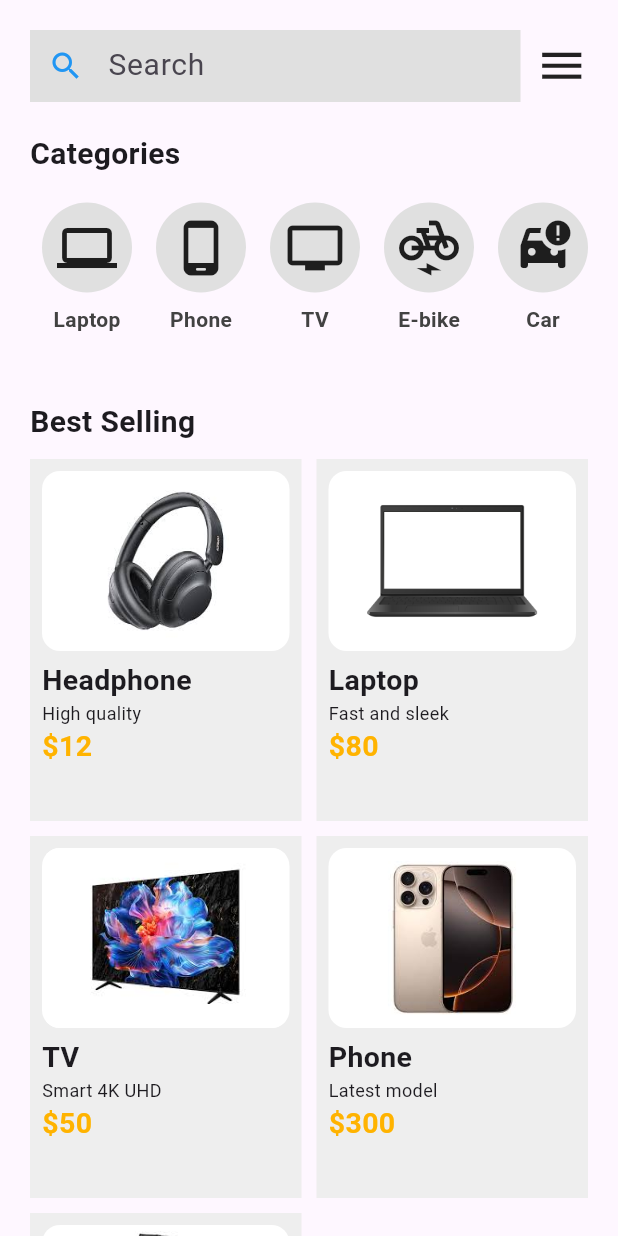
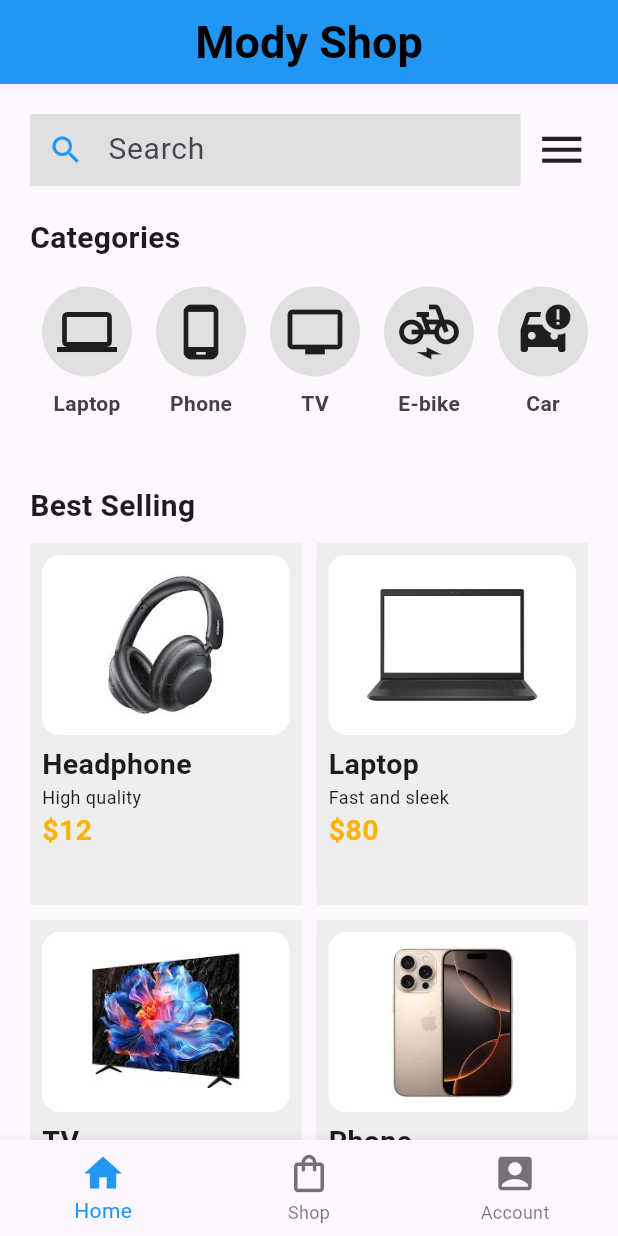
Before and after one commit to M0DY3/Ecommerce-ui, a Flutter app: the screen it shows after launch, on a phone screen of 412 x 824 dp. Run offline on Flutter 3.47's test engine with Material 3 defaults, Android fonts, the phone set to English and light mode, and no system bars.

Commit message:
Updated code and UI + add print detils item

```diff
--- a/lib/HomePage.dart
+++ b/lib/HomePage.dart
@@ -1,4 +1,7 @@
+// ignore_for_file: file_names
+
 import 'package:flutter/material.dart';
+import 'package:flutter_course/detail_item.dart';
 
 class HomePage extends StatefulWidget {
   const HomePage({super.key});
@@ -54,6 +57,31 @@ class _HomePageState extends State<HomePage> {
   @override
   Widget build(BuildContext context) {
     return Scaffold(
+      appBar: AppBar(
+        centerTitle: true,
+        title: Text("Mody Shop"),
+        titleTextStyle: TextStyle(
+          fontSize: 30,
+          fontWeight: FontWeight.bold,
+          color: Colors.black,
+        ),
+        backgroundColor: Colors.blue,
+      ),
+      bottomNavigationBar: BottomNavigationBar(
+        iconSize: 30,
+        selectedItemColor: Colors.blue,
+        items: [
+          BottomNavigationBarItem(icon: Icon(Icons.home), label: "Home"),
+          BottomNavigationBarItem(
+            icon: Icon(Icons.shopping_bag_outlined),
+            label: "Shop",
+          ),
+          BottomNavigationBarItem(
+            icon: Icon(Icons.account_box_rounded),
+            label: "Account",
+          ),
+        ],
+      ),
       body: SafeArea(
         child: ListView(
           padding: const EdgeInsets.all(20),
@@ -121,11 +149,29 @@ class _HomePageState extends State<HomePage> {
               ),
               itemBuilder: (context, index) {
                 final item = sellingItems[index];
-                return _buildSelling(
-                  item['image'],
-                  item['title'],
-                  item['subtitle'],
-                  item['price'],
+                return Container(
+                  decoration: BoxDecoration(
+                    color: Colors.grey[200],
+                    borderRadius: BorderRadius.circular(12),
+                  ),
+                  child: InkWell(
+                    onTap: () {
+                      Navigator.of(context).push(
+                        MaterialPageRoute(
+                          builder: (context) => Detail_item(data: item),
+                        ),
+                      );
+                      // TODO: Add navigation or action here
+                      print('Tapped on ${item['title']}');
+                    },
+                    borderRadius: BorderRadius.circular(12),
+                    child: _buildSelling(
+                      item['image'],
+                      item['title'],
+                      item['subtitle'],
+                      item['price'],
+                    ),
+                  ),
                 );
               },
             ),
```
Also changed, not shown: lib/detail_item.dart (added, +101 -0 lines).
